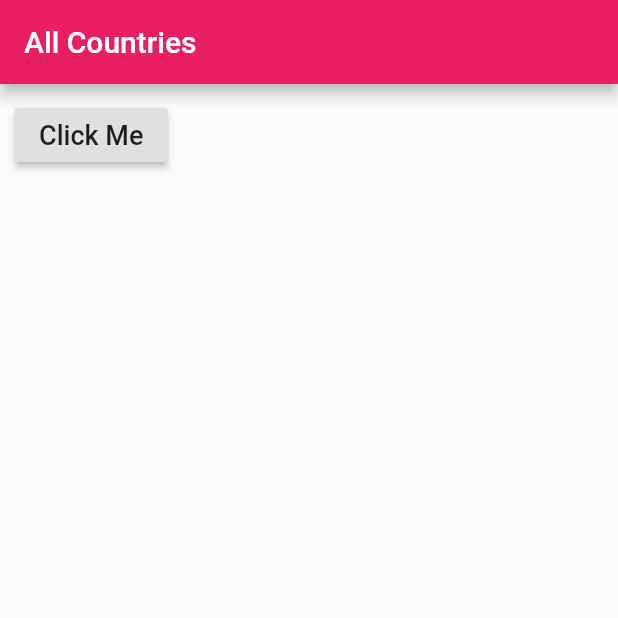
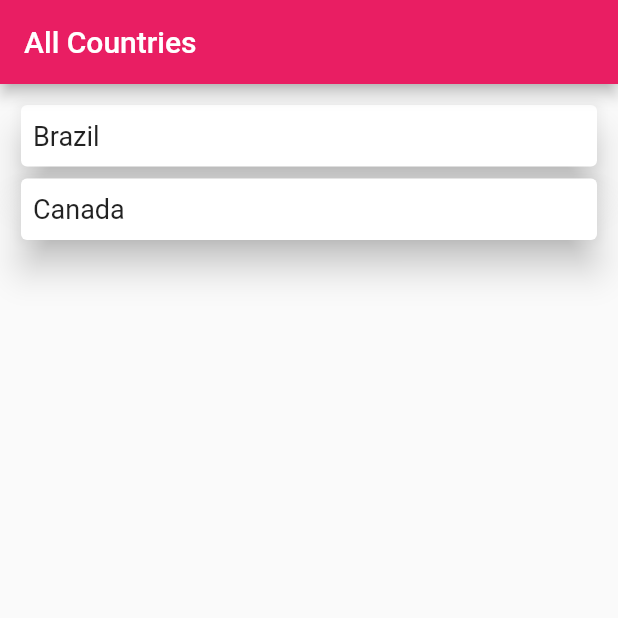
Before and after one commit to kedmonmaquiz/World-Countries-App, a Flutter app: the screen it shows after launch, on a phone screen of 412 x 824 dp, the top half of it. Run offline on Flutter 3.47's test engine with Material 2 defaults, Android fonts, the phone set to English and light mode, and no system bars; our stand-ins replace dio; network calls fail.

```diff
--- a/lib/main.dart
+++ b/lib/main.dart
@@ -6,7 +6,7 @@ void main(){
       MaterialApp(
           debugShowCheckedModeBanner: false,
           title: 'All Countries',
-          home: AllCountries(),
+          home: new AllCountries(),
       )
   );
 }
--- a/lib/screens/AllCountries.dart
+++ b/lib/screens/AllCountries.dart
@@ -1,27 +1,74 @@
+import 'package:dio/dio.dart';
 import 'package:flutter/material.dart';
 
 import 'Country.dart';
 
-class AllCountries extends StatelessWidget {
+class AllCountries extends StatefulWidget {
+  @override
+  _AllCountriesState createState() => _AllCountriesState();
+}
+
+class _AllCountriesState extends State<AllCountries> {
+  var countries;
+  void getAllCountries() async{
+    var response = await Dio().get('https://restcountries.eu/rest/v2/all');
+    countries = response.data;
+    print(countries.length);
+  }
+
   @override
   Widget build(BuildContext context) {
+    getAllCountries();
+    print(countries);
     return Scaffold(
       appBar: AppBar(
         title: Text('All Countries'),
         backgroundColor: Colors.pink,
       ),
       body: Container(
-        child: Padding(
-          padding: EdgeInsets.all(10.0),
-          child: RaisedButton(
-            child: Text('Click Me',style: TextStyle(fontSize: 18),),
-              onPressed: (){
-            Navigator.of(context).push(MaterialPageRoute(builder: (context){
-              return Country();
-            }));
-          }
-          )
-        ),
+          child:  Padding(
+              padding: EdgeInsets.all(10.0),
+              child: ListView(
+                children: <Widget>[
+                  GestureDetector(
+                      child: Card(
+                        elevation: 10,
+                        child: Padding(
+                          padding:
+                          EdgeInsets.symmetric(vertical: 10.0, horizontal: 8.0),
+                          child: Text(
+                            'Brazil',
+                            style: TextStyle(fontSize: 18),
+                          ),
+                        ),
+                      ),
+                      onTap: () {
+                        Navigator.of(context)
+                            .push(MaterialPageRoute(builder: (BuildContext) {
+                          return Country('Brazil');
+                        }));
+                      }),
+
+                  GestureDetector(
+                      child: Card(
+                        elevation: 10,
+                        child: Padding(
+                          padding:
+                          EdgeInsets.symmetric(vertical: 10.0, horizontal: 8.0),
+                          child: Text(
+                            'Canada',
+                            style: TextStyle(fontSize: 18),
+                          ),
+                        ),
+                      ),
+                      onTap: () {
+                        Navigator.of(context)
+                            .push(MaterialPageRoute(builder: (BuildContext) {
+                          return Country('canada');
+                        }));
+                      })
+                ],
+              )),
       ),
     );
   }
--- a/lib/screens/Country.dart
+++ b/lib/screens/Country.dart
@@ -1,12 +1,15 @@
 import 'package:flutter/material.dart';
 
 class Country extends StatelessWidget {
+  final String name;
+  Country(this.name);
+
   @override
   Widget build(BuildContext context) {
     return
         Scaffold(
           appBar: AppBar(
-            title: Text('Tanzania'),
+            title: Text(name),
             backgroundColor: Colors.pink,
           ),
         );
--- a/pubspec.yaml
+++ b/pubspec.yaml
@@ -23,6 +23,9 @@ dependencies:
   # The following adds the Cupertino Icons font to your application.
   # Use with the CupertinoIcons class for iOS style icons.
   cupertino_icons: ^0.1.2
+
+  #Packages Added by me
+  dio: ^3.0.9
 
 dev_dependencies:
   flutter_test:
```
Also changed, not shown: pubspec.lock.
